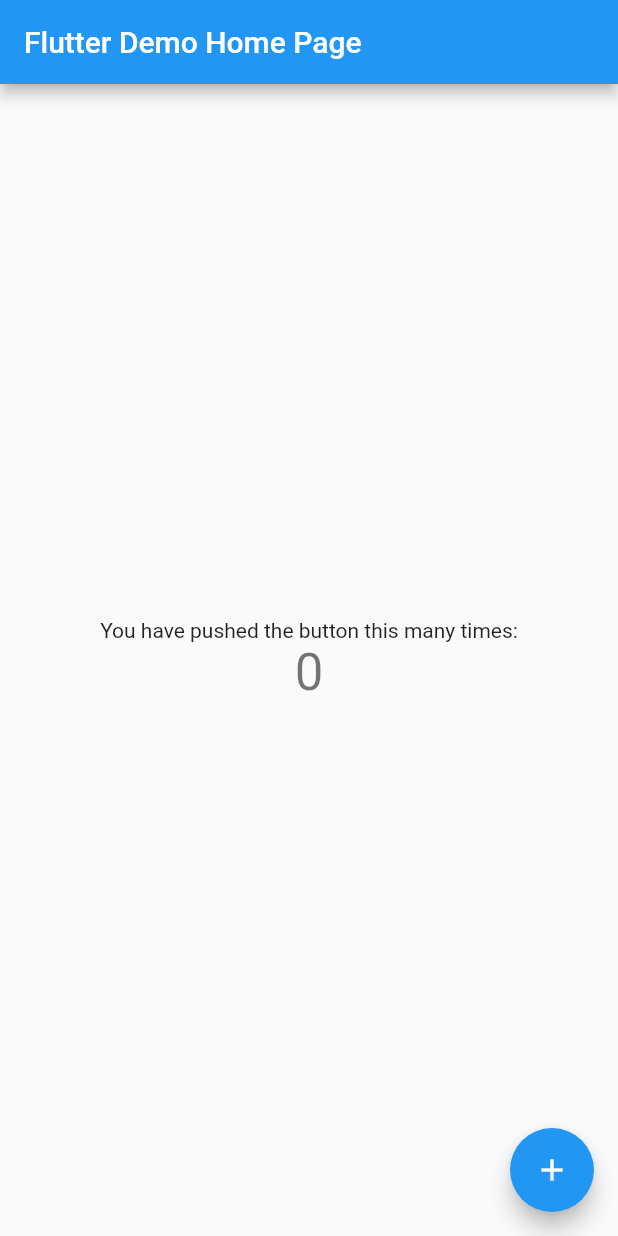
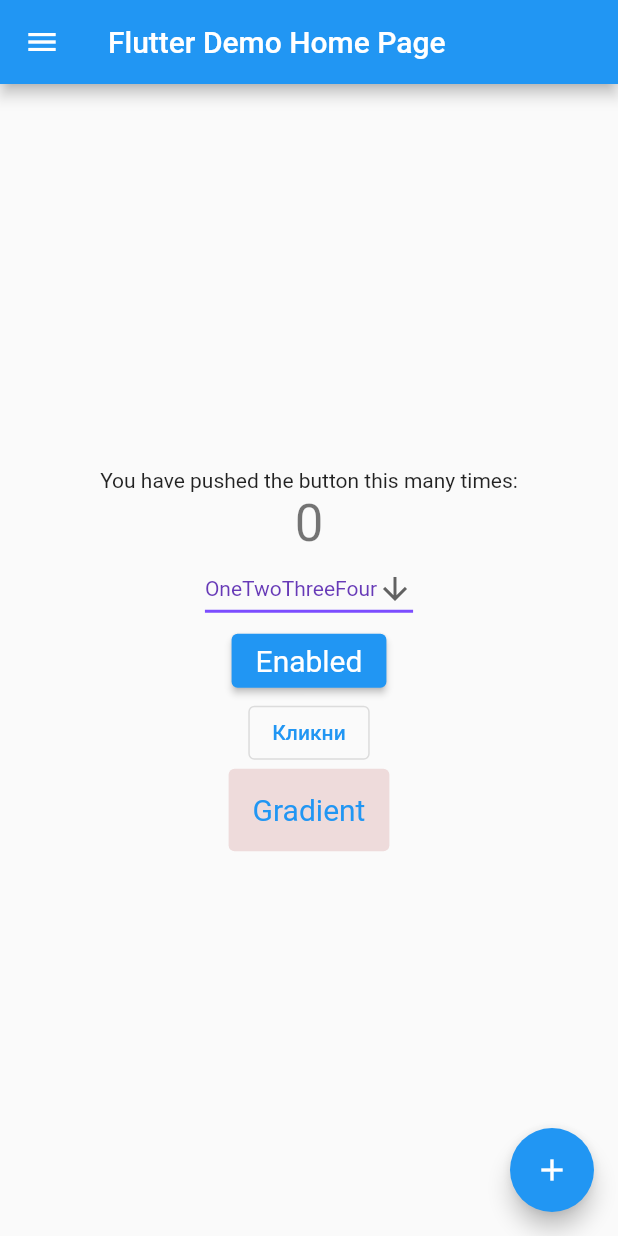
Before and after one commit to Bessich/part_4, a Flutter app: the screen it shows after launch, on a phone screen of 412 x 824 dp. Run offline on Flutter 3.47's test engine with Material 2 defaults, Android fonts, the phone set to English and light mode, and no system bars.

Commit message:
Update main.dart

```diff
--- a/lib/main.dart
+++ b/lib/main.dart
@@ -1,4 +1,11 @@
 import 'package:flutter/material.dart';
+
+const List<String> list = <String>[
+  'One'
+      'Two'
+      'Three'
+      'Four'
+];
 
 void main() {
   runApp(const MyApp());
@@ -7,21 +14,11 @@ void main() {
 class MyApp extends StatelessWidget {
   const MyApp({Key? key}) : super(key: key);
 
-  // This widget is the root of your application.
   @override
   Widget build(BuildContext context) {
     return MaterialApp(
       title: 'Flutter Demo',
       theme: ThemeData(
-        // This is the theme of your application.
-        //
-        // Try running your application with "flutter run". You'll see the
-        // application has a blue toolbar. Then, without quitting the app, try
-        // changing the primarySwatch below to Colors.green and then invoke
-        // "hot reload" (press "r" in the console where you ran "flutter run",
-        // or simply save your changes to "hot reload" in a Flutter IDE).
-        // Notice that the counter didn't reset back to zero; the application
-        // is not restarted.
         primarySwatch: Colors.blue,
       ),
       home: const MyHomePage(title: 'Flutter Demo Home Page'),
@@ -32,15 +29,6 @@ class MyApp extends StatelessWidget {
 class MyHomePage extends StatefulWidget {
   const MyHomePage({Key? key, required this.title}) : super(key: key);
 
-  // This widget is the home page of your application. It is stateful, meaning
-  // that it has a State object (defined below) that contains fields that affect
-  // how it looks.
-
-  // This class is the configuration for the state. It holds the values (in this
-  // case the title) provided by the parent (in this case the App widget) and
-  // used by the build method of the State. Fields in a Widget subclass are
-  // always marked "final".
-
   final String title;
 
   @override
@@ -48,60 +36,89 @@ class MyHomePage extends StatefulWidget {
 }
 
 class _MyHomePageState extends State<MyHomePage> {
+  String dropdownValue = list.first;
+
+  final ButtonStyle style =
+      ElevatedButton.styleFrom(textStyle: const TextStyle(fontSize: 20));
+
   int _counter = 0;
 
   void _incrementCounter() {
     setState(() {
-      // This call to setState tells the Flutter framework that something has
-      // changed in this State, which causes it to rerun the build method below
-      // so that the display can reflect the updated values. If we changed
-      // _counter without calling setState(), then the build method would not be
-      // called again, and so nothing would appear to happen.
       _counter++;
     });
   }
 
   @override
   Widget build(BuildContext context) {
-    // This method is rerun every time setState is called, for instance as done
-    // by the _incrementCounter method above.
-    //
-    // The Flutter framework has been optimized to make rerunning build methods
-    // fast, so that you can just rebuild anything that needs updating rather
-    // than having to individually change instances of widgets.
     return Scaffold(
       appBar: AppBar(
-        // Here we take the value from the MyHomePage object that was created by
-        // the App.build method, and use it to set our appbar title.
         title: Text(widget.title),
+        leading: IconButton(
+          icon: const Icon(Icons.menu),
+          tooltip: 'Increase volume by 10',
+          onPressed: () {
+            setState(() {});
+          },
+        ),
       ),
       body: Center(
-        // Center is a layout widget. It takes a single child and positions it
-        // in the middle of the parent.
         child: Column(
-          // Column is also a layout widget. It takes a list of children and
-          // arranges them vertically. By default, it sizes itself to fit its
-          // children horizontally, and tries to be as tall as its parent.
-          //
-          // Invoke "debug painting" (press "p" in the console, choose the
-          // "Toggle Debug Paint" action from the Flutter Inspector in Android
-          // Studio, or the "Toggle Debug Paint" command in Visual Studio Code)
-          // to see the wireframe for each widget.
-          //
-          // Column has various properties to control how it sizes itself and
-          // how it positions its children. Here we use mainAxisAlignment to
-          // center the children vertically; the main axis here is the vertical
-          // axis because Columns are vertical (the cross axis would be
-          // horizontal).
           mainAxisAlignment: MainAxisAlignment.center,
           children: <Widget>[
-            const Text(
-              'You have pushed the button this many times:',
+            GestureDetector(
+              onTap: () {
+                _incrementCounter();
+              },
+              child: const Text(
+                'You have pushed the button this many times:',
+              ),
             ),
             Text(
               '$_counter',
               style: Theme.of(context).textTheme.headline4,
             ),
+            DropdownButton<String>(
+              value: dropdownValue,
+              icon: const Icon(Icons.arrow_downward),
+              elevation: 16,
+              style: const TextStyle(color: Colors.deepPurple),
+              underline: Container(
+                height: 2,
+                color: Colors.deepPurpleAccent,
+              ),
+              onChanged: (String? value) {
+                setState(() {
+                  dropdownValue = value!;
+                });
+              },
+              items: list.map<DropdownMenuItem<String>>((String value) {
+                return DropdownMenuItem<String>(
+                  value: value,
+                  child: Text(value),
+                );
+              }).toList(),
+            ),
+            ElevatedButton(
+              style: style,
+              onPressed: () {},
+              child: const Text('Enabled'),
+            ),
+            OutlinedButton(
+              onPressed: () {
+                debugPrint('Received click');
+              },
+              child: const Text('Кликни'),
+            ),
+            TextButton(
+              style: TextButton.styleFrom(
+                backgroundColor: Color.fromARGB(255, 238, 219, 219),
+                padding: const EdgeInsets.all(16.0),
+                textStyle: const TextStyle(fontSize: 20),
+              ),
+              onPressed: () {},
+              child: const Text('Gradient'),
+            )
           ],
         ),
       ),
@@ -109,7 +126,7 @@ class _MyHomePageState extends State<MyHomePage> {
         onPressed: _incrementCounter,
         tooltip: 'Increment',
         child: const Icon(Icons.add),
-      ), // This trailing comma makes auto-formatting nicer for build methods.
+      ),
     );
   }
 }
```
